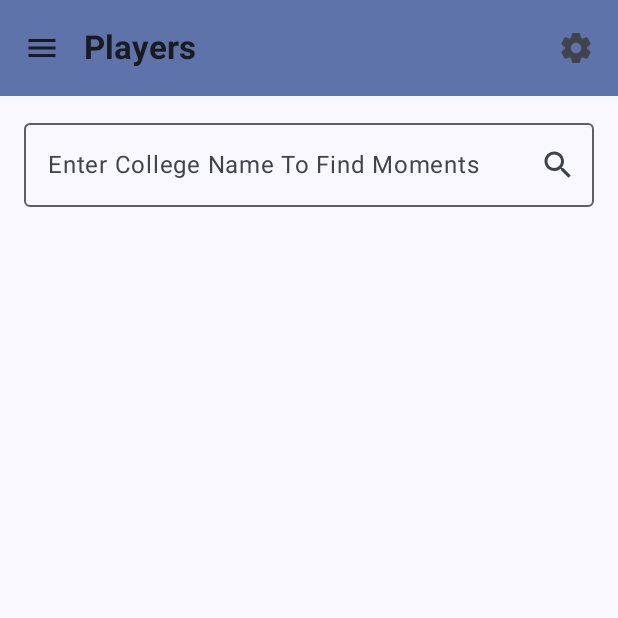
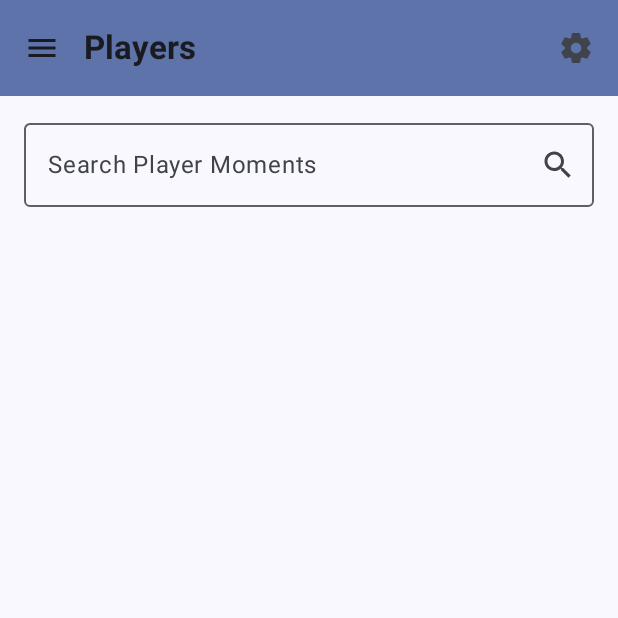
Before and after one commit to joey-harward/TopShotExplorer, an Android app built with Jetpack Compose: the PlayersScreen screen opened through its navigation route, on a phone screen of 412 x 824 dp, the top half of it. Run offline under Robolectric (Android 15) with nearby library versions, the phone set to English and light mode, and no system bars; our stand-ins replace Dagger/Hilt's generated code, accompanist; libraries missing offline, so code that uses them is left out: com.aallam.openai, com.apollographql.apollo3; 1 statement that could not run was skipped.

Commit message:
generalized OpenAI query

```diff
--- a/app/src/main/java/com/joeyinthelab/topshot/PlayersViewModel.kt
+++ b/app/src/main/java/com/joeyinthelab/topshot/PlayersViewModel.kt
@@ -31,7 +31,7 @@ class PlayersViewModel @Inject constructor(
 	}
 
 	@OptIn(BetaOpenAI::class)
-	fun getPlayersByCollege(collegeName: String) {
+	fun playerMomentSearch(query: String) {
 		_playersUiState.value = PlayersUiState.Loading
 
 		viewModelScope.launch {
@@ -40,24 +40,16 @@ class PlayersViewModel @Inject constructor(
 				messages = listOf(
 					ChatMessage(
 						role = ChatRole.User,
-						//content = "ordered list of $collegeName players in the NBA"
-						content = "ordered list of NBA players that went to $collegeName"
+						content = "comma separated list of NBA players $query"
 					)
 				)
 			)
 
 			val collegePlayers: List<String> = try {
 				val completion: ChatCompletion = openAI.chatCompletion(chatCompletionRequest)
-				val orderPlayerList = completion.choices[0].message?.content.orEmpty()
+				val playerCSV = completion.choices[0].message?.content.orEmpty()
 
-				orderPlayerList
-					.split("\n")
-					.map {
-						it.trim()
-							.replaceFirst(Regex("^\\d+\\.\\s"), "")
-							.substringBefore(" (")
-							.substringBefore(" -")
-					}
+				playerCSV.split(",").map { it.trim() }
 			} catch (e: Exception) {
 				emptyList()
 			}
--- a/app/src/main/java/com/joeyinthelab/topshot/ui/component/PlayerMomentCollection.kt
+++ b/app/src/main/java/com/joeyinthelab/topshot/ui/component/PlayerMomentCollection.kt
@@ -31,23 +31,23 @@ fun PlayerMomentCollection(
 ) {
 	val playersUiState by viewModel.playersUiState.collectAsStateWithLifecycle()
 
-	var collegeName by remember { mutableStateOf("") }
+	var query by remember { mutableStateOf("") }
 
 	Column(
 		modifier = Modifier.fillMaxSize()
 	) {
 		OutlinedTextField(
 			modifier = Modifier.fillMaxWidth().padding(start = 16.dp, end = 16.dp, top = 10.dp, bottom = 16.dp),
-			label = { Text(text = "Enter College Name To Find Moments") },
-			value = collegeName,
+			label = { Text(text = "Search Player Moments") },
+			value = query,
 			singleLine = true,
 			onValueChange = {
-				collegeName = it
+				query = it
 				viewModel.resetPlayerState()
 			},
 			enabled = playersUiState != PlayersUiState.Loading,
 			trailingIcon = {
-				IconButton(onClick = { viewModel.getPlayersByCollege(collegeName) }){
+				IconButton(onClick = { viewModel.playerMomentSearch(query) }){
 					Icon(
 						imageVector = Icons.Filled.Search,
 						contentDescription = "Search"
@@ -59,7 +59,7 @@ fun PlayerMomentCollection(
 				keyboardType = KeyboardType.Text
 			),
 			keyboardActions = KeyboardActions(
-				onDone = { viewModel.getPlayersByCollege(collegeName) }
+				onDone = { viewModel.playerMomentSearch(query) }
 			),
 		)
 
@@ -94,7 +94,7 @@ fun PlayerMomentCollection(
 						horizontalAlignment = Alignment.CenterHorizontally
 					) {
 						Text(
-							text = "No NBA Players found from college: $collegeName",
+							text = "No NBA Players found that match that query",
 							textAlign = TextAlign.Center,
 							style = MaterialTheme.typography.titleMedium,
 						)
```
